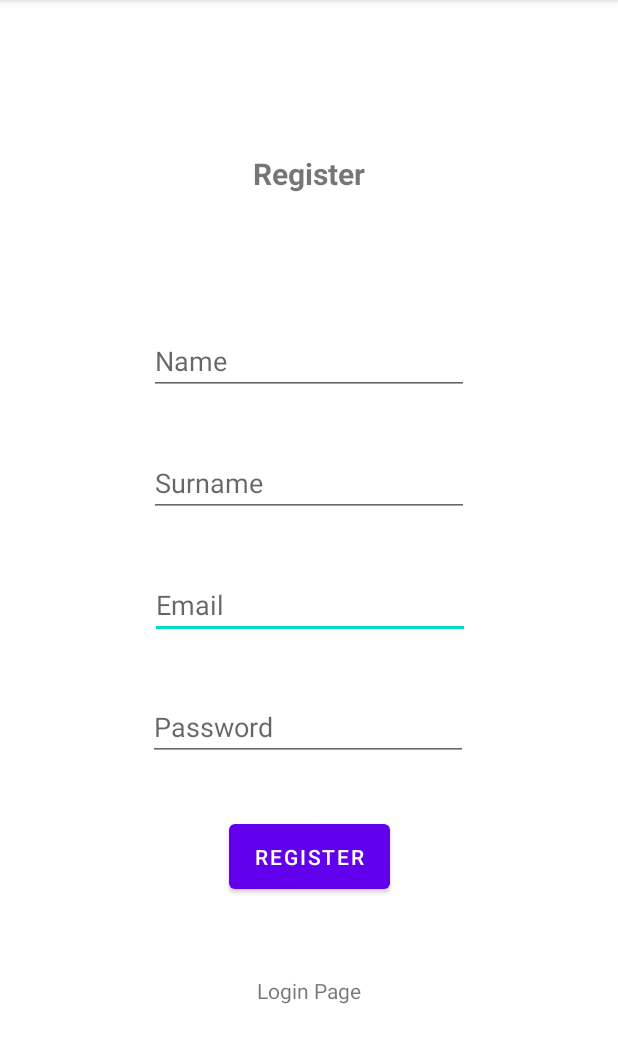
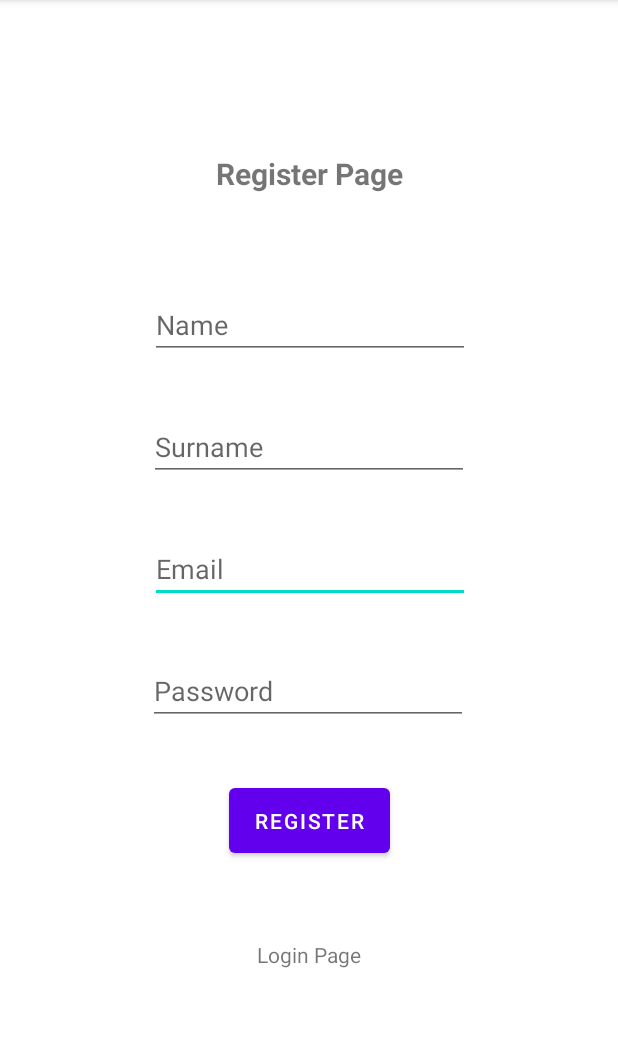
Before and after one commit to Darsh142001/FirebasePrac, an Android app: the LoginActivity screen opened directly, with no data from a screen before it, after a tap on "Register Page", on a phone screen of 412 x 824 dp, the part 84-1147 px from its top. Run offline under Robolectric (Android 15) with nearby library versions, the phone set to English and light mode, and no system bars; our stand-ins replace Firebase (no records; nobody signed in at launch, a user with empty details on screens opened directly).

Commit message:
Labeled the TextView for activity_main and activity_login to say Register Page and Login Page respectively.

```diff
--- a/app/src/main/res/layout/activity_login.xml
+++ b/app/src/main/res/layout/activity_login.xml
@@ -9,7 +9,7 @@
         android:id="@+id/textView2"
         android:layout_width="wrap_content"
         android:layout_height="wrap_content"
-        android:text="Login"
+        android:text="Login Page"
         android:textSize="20sp"
         app:layout_constraintBottom_toBottomOf="parent"
         app:layout_constraintEnd_toEndOf="parent"
--- a/app/src/main/res/layout/activity_main.xml
+++ b/app/src/main/res/layout/activity_main.xml
@@ -10,7 +10,7 @@
         android:id="@+id/textView"
         android:layout_width="144dp"
         android:layout_height="44dp"
-        android:text="Register"
+        android:text="Register Page"
         android:textAlignment="center"
         android:textSize="20sp"
         android:textStyle="bold"
@@ -59,10 +59,11 @@
         android:id="@+id/nameET"
         android:layout_width="wrap_content"
         android:layout_height="wrap_content"
-        android:layout_marginTop="72dp"
+        android:layout_marginTop="48dp"
         android:ems="10"
         android:hint="Name"
         app:layout_constraintEnd_toEndOf="parent"
+        app:layout_constraintHorizontal_bias="0.502"
         app:layout_constraintStart_toStartOf="parent"
         app:layout_constraintTop_toBottomOf="@+id/textView" />
 
```
